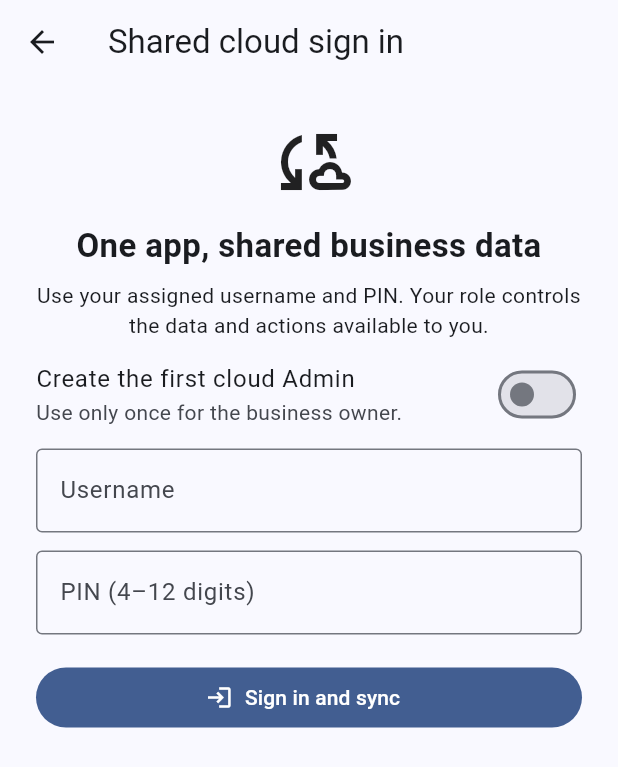
After one commit to gajurmukhidairystore-ops/gajurmukhi-dairy-android, a Flutter app: the screen it shows after launch, after a tap on "Create offline Admin account", after a tap on "Create shared cloud Admin account", on a phone screen of 412 x 824 dp. The commit adds this screen. Shown: the top 767 px of the screen. Run offline on Flutter 3.47's test engine with Material 3 defaults, Android fonts, the phone set to English and light mode, and no system bars; our stand-ins replace audio_service, file_picker, flutter_contacts, flutter_local_notifications, flutter_secure_storage, geolocator and 13 more; missing offline and left inert: bikram_sambat, esc_pos_utils_plus, print_bluetooth_thermal_plus; accounts and stored records are empty; network calls fail; statements that could not run were skipped.

Commit message:
Build unified role app with cloud sync login

```diff
--- a/apps/collection_inventory/flutter_app/lib/app_profile.dart
+++ b/apps/collection_inventory/flutter_app/lib/app_profile.dart
@@ -7,7 +7,7 @@ class AppProfile {
 
   const AppProfile({required this.kind, required this.name, required this.subtitle});
 
-  static const admin = AppProfile(kind: GajurmukhiAppKind.admin, name: 'Gajurmukhi Admin', subtitle: 'Operations, collection, inventory, and reports');
+  static const admin = AppProfile(kind: GajurmukhiAppKind.admin, name: 'Gajurmukhi One', subtitle: 'Admin, Store, Collector, and Customer in one app');
   static const store = AppProfile(kind: GajurmukhiAppKind.store, name: 'Gajurmukhi Store', subtitle: 'Billing, payments, fulfillment, and stock');
   static const customer = AppProfile(kind: GajurmukhiAppKind.customer, name: 'Gajurmukhi Customer', subtitle: 'Shop, order, pay, and track delivery');
 
--- a/apps/collection_inventory/flutter_app/lib/data/database.dart
+++ b/apps/collection_inventory/flutter_app/lib/data/database.dart
@@ -279,6 +279,25 @@ class AppDatabase {
   Future<List<Map<String, Object?>>> pendingSync() => db.query('sync_queue', where: 'synced=0', orderBy: 'created_at ASC');
   Future<void> markSynced(String id) async => db.update('sync_queue', {'synced': 1}, where: 'id=?', whereArgs: [id]);
 
+  static const syncableTables = {
+    'customers', 'products', 'invoices', 'invoice_items', 'ledger', 'payments', 'advances', 'expenses',
+    'farmers', 'milk_collections', 'stock_movements', 'returns', 'credit_reminders', 'lucky_draws',
+    'lucky_draw_prizes', 'lucky_draw_tokens', 'lucky_draw_winners', 'tax_groups', 'payment_splits',
+    'quotes', 'quote_items', 'orders',
+  };
+
+  Future<void> applyCloudRecord({required String entity, required String recordId, required String operation, required Map<String, dynamic> payload}) async {
+    if (!syncableTables.contains(entity)) return;
+    if (operation == 'delete') {
+      await delete(entity, recordId);
+      return;
+    }
+    if (operation != 'upsert') return;
+    final row = <String, Object?>{...payload};
+    row['id'] = row['id'] ?? recordId;
+    await db.insert(entity, row, conflictAlgorithm: ConflictAlgorithm.replace);
+  }
+
   static const snapshotTables = [
     'customers', 'products', 'invoices', 'invoice_items', 'ledger', 'payments', 'advances', 'expenses',
     'farmers', 'milk_collections', 'stock_movements', 'returns', 'credit_reminders', 'lucky_draws',
--- /dev/null
+++ b/apps/collection_inventory/flutter_app/lib/services/mobile_cloud_service.dart
@@ -0,0 +1,103 @@
+import 'dart:convert';
+
+import 'package:flutter_secure_storage/flutter_secure_storage.dart';
+import 'package:http/http.dart' as http;
+
+class CloudAccount {
+  final String id;
+  final String workspaceId;
+  final String username;
+  final String displayName;
+  final String role;
+
+  const CloudAccount({required this.id, required this.workspaceId, required this.username, required this.displayName, required this.role});
+
+  factory CloudAccount.fromJson(Map<String, dynamic> json) => CloudAccount(
+        id: '${json['id']}',
+        workspaceId: '${json['workspaceId']}',
+        username: '${json['username']}',
+        displayName: '${json['displayName']}',
+        role: '${json['role']}',
+      );
+}
+
+class CloudSession {
+  final String token;
+  final DateTime expiresAt;
+  final CloudAccount account;
+
+  const CloudSession({required this.token, required this.expiresAt, required this.account});
+}
+
+class MobileCloudService {
+  static const String baseUrl = String.fromEnvironment('API_BASE_URL', defaultValue: 'https://gajurdairy-awcu8lwj.manus.space');
+  static const _tokenKey = 'gajurmukhi_cloud_session_token';
+  static const _expiresKey = 'gajurmukhi_cloud_session_expires';
+  static const _accountKey = 'gajurmukhi_cloud_session_account';
+
+  final FlutterSecureStorage storage;
+  final http.Client client;
+
+  MobileCloudService({FlutterSecureStorage? storage, http.Client? client}) : storage = storage ?? const FlutterSecureStorage(), client = client ?? http.Client();
+
+  Uri _uri(String path) => Uri.parse('$baseUrl$path');
+
+  Future<CloudSession> registerAdmin({required String workspaceName, required String displayName, required String username, required String pin, String deviceId = ''}) async {
+    final body = await _post('/api/mobile/register-admin', {'workspaceName': workspaceName, 'displayName': displayName, 'username': username, 'pin': pin, 'deviceId': deviceId});
+    return _saveSession(body);
+  }
+
+  Future<CloudSession> login({required String username, required String pin, String deviceId = ''}) async {
+    final body = await _post('/api/mobile/login', {'username': username, 'pin': pin, 'deviceId': deviceId});
+    return _saveSession(body);
+  }
+
+  Future<CloudSession?> savedSession() async {
+    final values = await Future.wait([storage.read(key: _tokenKey), storage.read(key: _expiresKey), storage.read(key: _accountKey)]);
+    if (values.any((value) => value == null || value!.isEmpty)) return null;
+    final expiry = DateTime.tryParse(values[1]!);
+    if (expiry == null || expiry.isBefore(DateTime.now())) { await clearSession(); return null; }
+    final account = CloudAccount.fromJson(jsonDecode(values[2]!) as Map<String, dynamic>);
+    return CloudSession(token: values[0]!, expiresAt: expiry, account: account);
+  }
+
+  Future<void> clearSession() async {
+    await storage.delete(key: _tokenKey);
+    await storage.delete(key: _expiresKey);
+    await storage.delete(key: _accountKey);
+  }
+
+  Future<Map<String, dynamic>> push(String token, List<Map<String, dynamic>> records) => _post('/api/mobile/sync/push', {'records': records}, token: token);
+
+  Future<CloudAccount> createUser({required String displayName, required String username, required String pin, required String role}) async {
+    final session = await savedSession();
+    if (session == null) throw StateError('Sign in to the shared cloud before creating role accounts.');
+    final body = await _post('/api/mobile/users', {'displayName': displayName, 'username': username, 'pin': pin, 'role': role}, token: session.token);
+    return CloudAccount.fromJson(body['account'] as Map<String, dynamic>);
+  }
+
+  Future<Map<String, dynamic>> pull(String token, DateTime since) => _get('/api/mobile/sync/pull?since=${Uri.encodeQueryComponent(since.toUtc().toIso8601String())}', token: token);
+
+  Future<Map<String, dynamic>> _post(String path, Map<String, dynamic> payload, {String? token}) async {
+    final response = await client.post(_uri(path), headers: {'Content-Type': 'application/json', if (token != null) 'Authorization': 'Bearer $token'}, body: jsonEncode(payload));
+    return _decode(response);
+  }
+
+  Future<Map<String, dynamic>> _get(String path, {required String token}) async => _decode(await client.get(_uri(path), headers: {'Authorization': 'Bearer $token'}));
+
+  Map<String, dynamic> _decode(http.Response response) {
+    final body = response.body.isEmpty ? <String, dynamic>{} : jsonDecode(response.body) as Map<String, dynamic>;
+    if (response.statusCode >= 300) throw StateError('${body['error'] ?? 'Cloud service is unavailable.'}');
+    return body;
+  }
+
+  Future<CloudSession> _saveSession(Map<String, dynamic> body) async {
+    final session = body['session'] as Map<String, dynamic>;
+    final account = CloudAccount.fromJson(body['account'] as Map<String, dynamic>);
+    final result = CloudSession(token: '${session['token']}', expiresAt: DateTime.parse('${session['expiresAt']}'), account: account);
+    await storage.write(key: _tokenKey, value: result.token);
+    await storage.write(key: _expiresKey, value: result.expiresAt.toIso8601String());
+    await storage.write(key: _accountKey, value: jsonEncode({'id': account.id, 'workspaceId': account.workspaceId, 'username': account.username, 'displayName': account.displayName, 'role': account.role}));
+    return result;
+  }
+}
--- a/apps/collection_inventory/flutter_app/lib/services/sync_coordinator.dart
+++ b/apps/collection_inventory/flutter_app/lib/services/sync_coordinator.dart
@@ -1,6 +1,7 @@
 import 'dart:convert';
 import '../data/database.dart';
 import 'cloud_sync_service.dart';
+import 'mobile_cloud_service.dart';
 
 Map<String, dynamic> buildSyncEnvelope(Map<String, dynamic> row) {
   final payload = jsonDecode('${row['payload']}');
@@ -36,3 +37,33 @@ class SyncCoordinator {
 
   Future<Map<String, dynamic>> pullSince(DateTime since) => cloud.pull(since.toUtc().toIso8601String());
 }
+
+class AuthenticatedSyncCoordinator {
+  final AppDatabase db;
+  final MobileCloudService cloud;
+  final CloudSession session;
+  AuthenticatedSyncCoordinator({required this.db, required this.cloud, required this.session});
+
+  Future<int> syncNow({DateTime? since}) async {
+    final pending = await db.pendingSync();
+    if (pending.isNotEmpty) {
+      final response = await cloud.push(session.token, pending.map((row) => buildSyncEnvelope(Map<String, dynamic>.from(row))).toList());
+      final accepted = (response['accepted'] as List? ?? const []).map((value) => '$value').toSet();
+      for (final row in pending) {
+        if (accepted.contains('${row['id']}')) await db.markSynced('${row['id']}');
+      }
+    }
+    final pull = await cloud.pull(session.token, since ?? DateTime.fromMillisecondsSinceEpoch(0));
+    final records = (pull['records'] as List? ?? const []);
+    for (final raw in records) {
+      final record = Map<String, dynamic>.from(raw as Map);
+      await db.applyCloudRecord(
+        entity: '${record['entity']}',
+        recordId: '${record['entity_id']}',
+        operation: '${record['operation']}',
+        payload: Map<String, dynamic>.from(record['payload'] as Map? ?? const {}),
+      );
+    }
+    return records.length;
+  }
+}
--- a/apps/collection_inventory/flutter_app/lib/ui/app.dart
+++ b/apps/collection_inventory/flutter_app/lib/ui/app.dart
@@ -6,11 +6,14 @@ import '../app_profile.dart';
 import '../providers/business_provider.dart';
 import '../services/auth_service.dart';
 import '../services/ai_command_service.dart';
+import '../services/mobile_cloud_service.dart';
 import '../services/local_auth_service.dart';
 import '../services/role_permissions.dart';
+import '../services/sync_coordinator.dart';
 import 'screens/ai.dart';
 import 'screens/billing.dart';
 import 'screens/browser.dart';
+import 'screens/cloud_login.dart';
 import 'screens/customers.dart';
 import 'screens/dashboard.dart';
 import 'screens/dairy.dart';
@@ -161,7 +164,15 @@ class _SetupAdminScreenState extends State<SetupAdminScreen> {
           TextField(controller: pin, obscureText: true, keyboardType: TextInputType.number, decoration: const InputDecoration(labelText: 'PIN (minimum 4 digits)')),
         ],
         error: error,
-        action: FilledButton(onPressed: create, child: const Text('Create Admin account')),
+        action: Column(crossAxisAlignment: CrossAxisAlignment.stretch, children: [
+          FilledButton(onPressed: create, child: const Text('Create offline Admin account')),
+          const SizedBox(height: 10),
+          OutlinedButton.icon(
+            onPressed: () => Navigator.of(context).push(MaterialPageRoute(builder: (_) => CloudLoginScreen(auth: widget.auth, allowRegistration: true, onLoggedIn: widget.onCreated))),
+            icon: const Icon(Icons.cloud_outlined),
+            label: const Text('Create shared cloud Admin account'),
+          ),
+        ]),
       );
 
   @override void dispose() { name.dispose(); username.dispose(); pin.dispose(); super.dispose(); }
@@ -261,6 +272,12 @@ class _RoleLoginScreenState extends State<RoleLoginScreen> {
               const SizedBox(height: 10),
               OutlinedButton.icon(onPressed: busy ? null : loginWithBiometric, icon: const Icon(Icons.fingerprint), label: const Text('Use fingerprint / face login')),
             ],
+            const SizedBox(height: 10),
+            OutlinedButton.icon(
+              onPressed: busy ? null : () => Navigator.of(context).push(MaterialPageRoute(builder: (_) => CloudLoginScreen(auth: widget.auth, onLoggedIn: widget.onLoggedIn))),
+              icon: const Icon(Icons.cloud_sync_outlined),
+              label: const Text('Sign in to shared cloud'),
+            ),
           ],
         ),
       );
@@ -385,6 +402,7 @@ class MainShell extends StatefulWidget {
 
 class _MainShellState extends State<MainShell> {
   int index = 0;
+  bool syncing = false;
 
   bool canAccess(int destination) => RolePermissions.canAccess(widget.session.role, destination);
 
@@ -394,6 +412,22 @@ class _MainShellState extends State<MainShell> {
       return;
     }
     setState(() => index = destination);
+  }
+
+  Future<void> syncCloud(BusinessProvider provider) async {
+    if (syncing) return;
+    setState(() => syncing = true);
+    try {
+      final cloud = MobileCloudService();
+      final session = await cloud.savedSession();
+      if (session == null) throw StateError('Sign in to the shared cloud first.');
+      final received = await AuthenticatedSyncCoordinator(db: provider.db, cloud: cloud, session: session).syncNow();
+      await provider.refresh();
+      if (mounted) ScaffoldMessenger.of(context).showSnackBar(SnackBar(content: Text('Cloud sync complete. $received shared updates received.')));
+    } catch (error) {
+      if (mounted) ScaffoldMessenger.of(context).showSnackBar(SnackBar(content: Text('Cloud sync could not complete: $error')));
+    }
+    if (mounted) setState(() => syncing = false);
   }
 
   @override
@@ -421,7 +455,7 @@ class _MainShellState extends State<MainShell> {
       appBar: index == 0 ? null : AppBar(
         title: Text('${AppProfile.current.name} · ${widget.session.role.toUpperCase()}'),
         actions: [
-          IconButton(onPressed: p.refresh, icon: const Icon(Icons.sync)),
+          IconButton(onPressed: syncing ? null : () => syncCloud(p), tooltip: 'Sync shared cloud', icon: syncing ? const SizedBox(width: 20, height: 20, child: CircularProgressIndicator(strokeWidth: 2)) : const Icon(Icons.cloud_sync)),
               PopupMenuButton<String>(
                 onSelected: (value) { if (value == 'games') navigate(8); if (value == 'music') navigate(9); if (value == 'lucky_draw') navigate(10); if (value == 'orders') navigate(11); if (value == 'browser') navigate(12); if (value == 'logout') Navigator.of(context).pushAndRemoveUntil(MaterialPageRoute(builder: (_) => LocalAuthGate(db: p.db)), (_) => false); if (value == 'settings') Navigator.of(context).push(MaterialPageRoute(builder: (_) => BiometricSettingsScreen(auth: LocalAuthService(p.db), session: widget.session))); if (value == 'users' && widget.session.role == 'admin') Navigator.of(context).push(MaterialPageRoute(builder: (_) => UsersScreen(p.db))); },
               itemBuilder: (_) => [
--- /dev/null
+++ b/apps/collection_inventory/flutter_app/lib/ui/screens/cloud_login.dart
@@ -0,0 +1,79 @@
+import 'package:flutter/material.dart';
+
+import '../../services/local_auth_service.dart';
+import '../../services/mobile_cloud_service.dart';
+
+class CloudLoginScreen extends StatefulWidget {
+  final LocalAuthService auth;
+  final ValueChanged<LocalSession> onLoggedIn;
+  final bool allowRegistration;
+  const CloudLoginScreen({super.key, required this.auth, required this.onLoggedIn, this.allowRegistration = false});
+
+  @override State<CloudLoginScreen> createState() => _CloudLoginScreenState();
+}
+
+class _CloudLoginScreenState extends State<CloudLoginScreen> {
+  final workspace = TextEditingController(text: 'Gajurmukhi Dairy & Store');
+  final name = TextEditingController();
+  final username = TextEditingController();
+  final pin = TextEditingController();
+  final cloud = MobileCloudService();
+  bool createAdmin = false;
+  bool busy = false;
+  String? error;
+
+  Future<void> submit() async {
+    if (busy) return;
+    setState(() { busy = true; error = null; });
+    try {
+      final session = createAdmin
+          ? await cloud.registerAdmin(workspaceName: workspace.text, displayName: name.text, username: username.text, pin: pin.text)
+          : await cloud.login(username: username.text, pin: pin.text);
+      var local = await widget.auth.login(username.text, pin.text);
+      if (local == null) {
+        local = await widget.auth.createUser(name: session.account.displayName, username: session.account.username, pin: pin.text, role: session.account.role);
+      }
+      if (!mounted) return;
+      widget.onLoggedIn(local);
+    } catch (value) {
+      if (mounted) setState(() { error = '$value'.replaceFirst('Bad state: ', ''); busy = false; });
+    }
+  }
+
+  @override
+  Widget build(BuildContext context) => Scaffold(
+    appBar: AppBar(title: const Text('Shared cloud sign in')),
+    body: Center(child: ConstrainedBox(
+      constraints: const BoxConstraints(maxWidth: 460),
+      child: ListView(padding: const EdgeInsets.all(24), children: [
+        const Icon(Icons.cloud_sync_outlined, size: 56),
+        const SizedBox(height: 12),
+        const Text('One app, shared business data', textAlign: TextAlign.center, style: TextStyle(fontSize: 22, fontWeight: FontWeight.bold)),
+        const SizedBox(height: 8),
+        const Text('Use your assigned username and PIN. Your role controls the data and actions available to you.', textAlign: TextAlign.center),
+        if (widget.allowRegistration) SwitchListTile(
+          contentPadding: EdgeInsets.zero,
+          value: createAdmin,
+          onChanged: busy ? null : (value) => setState(() => createAdmin = value),
+          title: const Text('Create the first cloud Admin'),
+          subtitle: const Text('Use only once for the business owner.'),
+        ),
+        if (createAdmin) ...[
+          TextField(controller: workspace, decoration: const InputDecoration(labelText: 'Business / workspace name')),
+          const SizedBox(height: 12),
+          TextField(controller: name, decoration: const InputDecoration(labelText: 'Admin display name')),
+          const SizedBox(height: 12),
+        ],
+        TextField(controller: username, autocorrect: false, decoration: const InputDecoration(labelText: 'Username')),
+        const SizedBox(height: 12),
+        TextField(controller: pin, obscureText: true, keyboardType: TextInputType.number, decoration: const InputDecoration(labelText: 'PIN (4–12 digits)')),
+        if (error != null) Padding(padding: const EdgeInsets.only(top: 12), child: Text(error!, style: const TextStyle(color: Colors.red))),
+        const SizedBox(height: 18),
+        FilledButton.icon(onPressed: busy ? null : submit, icon: busy ? const SizedBox(width: 18, height: 18, child: CircularProgressIndicator(strokeWidth: 2)) : const Icon(Icons.login), label: Text(busy ? 'Checking…' : createAdmin ? 'Create cloud Admin' : 'Sign in and sync')),
+      ]),
+    )),
+  );
+
+  @override
+  void dispose() { workspace.dispose(); name.dispose(); username.dispose(); pin.dispose(); super.dispose(); }
+}
--- a/apps/collection_inventory/flutter_app/lib/ui/screens/users.dart
+++ b/apps/collection_inventory/flutter_app/lib/ui/screens/users.dart
@@ -2,6 +2,7 @@ import 'package:flutter/material.dart';
 
 import '../../data/database.dart';
 import '../../services/local_auth_service.dart';
+import '../../services/mobile_cloud_service.dart';
 
 class UsersScreen extends StatefulWidget {
   final AppDatabase db;
@@ -44,10 +45,11 @@ class _UsersScreenState extends State<UsersScreen> {
     );
     if (ok == true) {
       try {
+        await MobileCloudService().createUser(displayName: name.text, username: username.text, pin: pin.text, role: role);
         await auth.createUser(name: name.text, username: username.text, pin: pin.text, role: role);
         await load();
       } catch (error) {
-        if (mounted) ScaffoldMessenger.of(context).showSnackBar(SnackBar(content: Text('$error')));
+        if (mounted) ScaffoldMessenger.of(context).showSnackBar(SnackBar(content: Text('Could not create shared role login: $error')));
       }
     }
     name.dispose(); username.dispose(); pin.dispose();
@@ -59,7 +61,7 @@ class _UsersScreenState extends State<UsersScreen> {
         body: ListView(padding: const EdgeInsets.all(16), children: [
           const Text('Team access', style: TextStyle(fontSize: 26, fontWeight: FontWeight.bold)),
           const SizedBox(height: 4),
-          const Text('Create separate logins so each person sees only the work they need.'),
+          const Text('Create shared role logins so each person sees only the work they need. Sign in to the shared cloud as Admin first.'),
           const SizedBox(height: 16),
           ...users.map((user) => Card(child: ListTile(leading: CircleAvatar(child: Text('${user['name']}'.trim().isEmpty ? '?' : '${user['name']}'.trim()[0].toUpperCase())), title: Text('${user['name']}'), subtitle: Text('@${user['username']}'), trailing: Chip(label: Text('${user['role']}'))))),
         ]),
```
Also changed, not shown: 3 other files.
